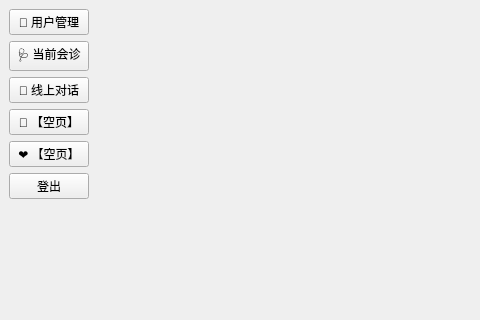
Above: Client/forms/doctorhomepage.ui from lgy987/IntelliMed before the change; both pictures show x 0 to 480 and y 0 to 320 of the 1000 by 600 pixel window. Below: the same form after it.
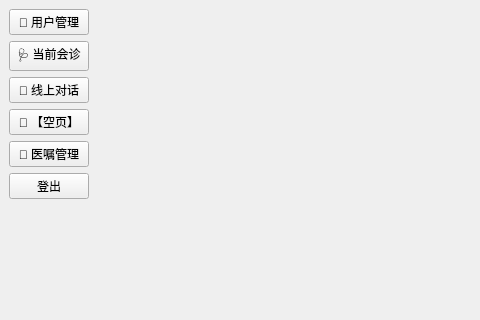
That is the form after the change.

Diff of the .ui file:
```diff
--- a/Client/forms/doctorhomepage.ui
+++ b/Client/forms/doctorhomepage.ui
@@ -48,7 +48,7 @@
       <item>
        <widget class="QPushButton" name="btnHealth">
         <property name="text">
-         <string>❤️ 【空页】</string>
+         <string>💊 医嘱管理</string>
         </property>
        </widget>
       </item>
```
